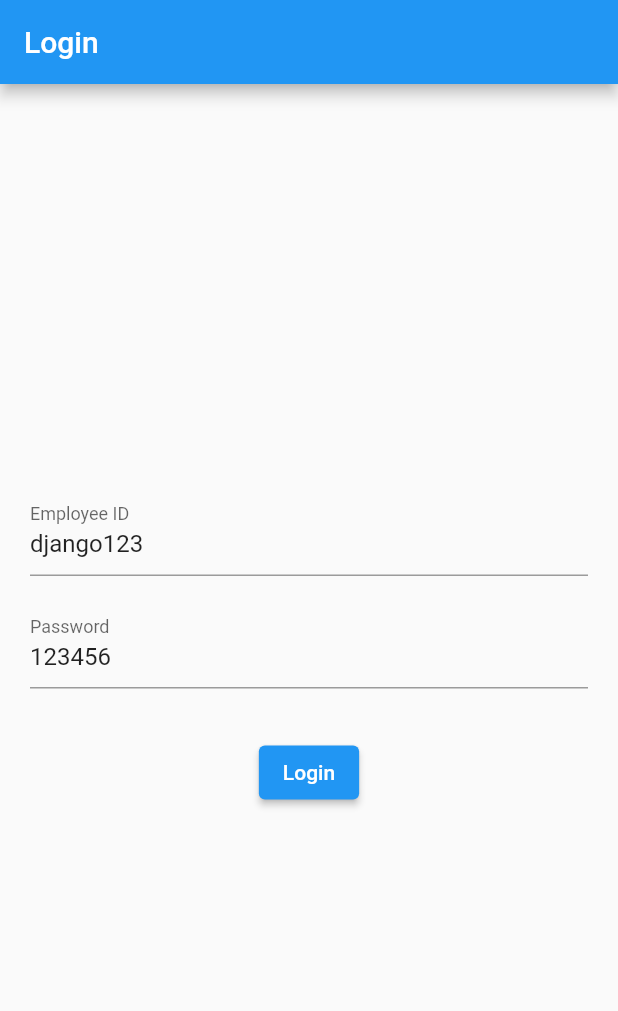
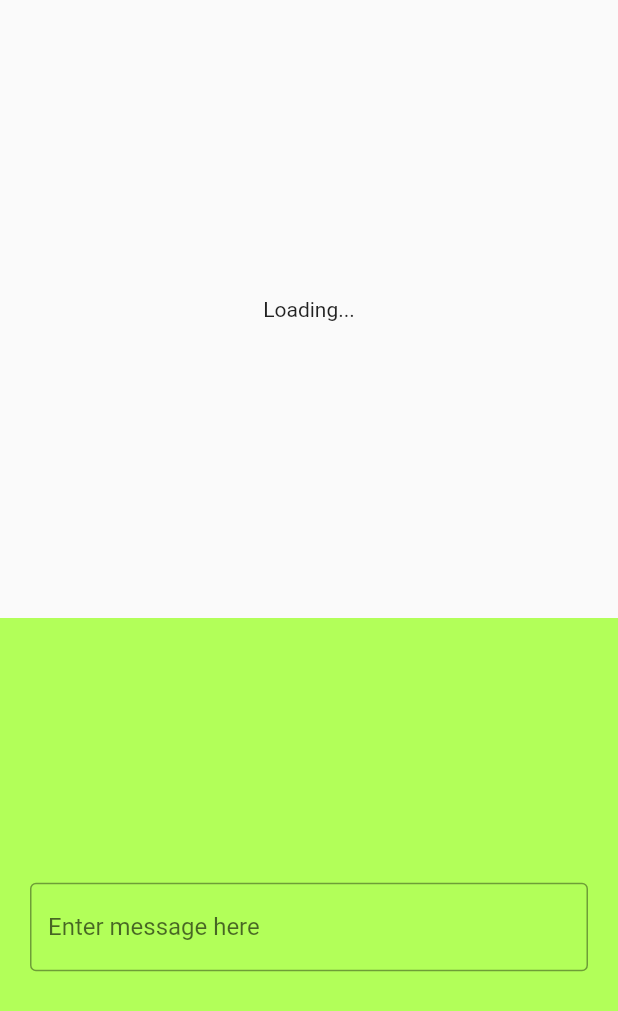
Before and after one commit to EHTarek/blogin, a Flutter app: the screen it shows after launch, on a phone screen of 412 x 824 dp. Shown: the top 1011 px of the screen. Run offline on Flutter 3.47's test engine with Material 2 defaults, Android fonts, the phone set to English and light mode, and no system bars; drawn by our look-alikes of loader_overlay; our stand-ins replace bloc, equatable, flutter_bloc, shared_preferences.

Commit message:
BlocBuilder used on message page

```diff
--- a/lib/bloc/home/home_bloc.dart
+++ b/lib/bloc/home/home_bloc.dart
@@ -10,6 +10,7 @@ part 'home_state.dart';
 class HomeBloc extends Bloc<HomeEvent, HomeState> {
   HomeBloc() : super(HomeInitial()) {
     on<HomeTextUpdate>((event, emit) {
+      emit(HomeInitial());
       emit(HomeUpdateDone(updateText: event.newText));
 
       print('Got from login page: ${event.newText}');
--- /dev/null
+++ b/lib/bloc/message/message_bloc.dart
@@ -0,0 +1,18 @@
+import 'dart:async';
+
+import 'package:bloc/bloc.dart';
+import 'package:equatable/equatable.dart';
+
+part 'message_event.dart';
+
+part 'message_state.dart';
+
+class MessageBloc extends Bloc<MessageEvent, MessageState> {
+  MessageBloc() : super(MessageInitial()) {
+    on<MessageUpdate>((event, emit) {
+      emit(MessageInitial());
+      print('Message Bloc: ${event.message}');
+      emit(MessageUpdateComplete(message: event.message));
+    });
+  }
+}
--- /dev/null
+++ b/lib/bloc/message/message_event.dart
@@ -0,0 +1,13 @@
+part of 'message_bloc.dart';
+
+abstract class MessageEvent extends Equatable {
+  const MessageEvent();
+}
+
+class MessageUpdate extends MessageEvent{
+  final String message;
+  const MessageUpdate({required this.message});
+
+  @override
+  List<Object?> get props => [];
+}
--- /dev/null
+++ b/lib/bloc/message/message_state.dart
@@ -0,0 +1,19 @@
+part of 'message_bloc.dart';
+
+abstract class MessageState extends Equatable {
+  const MessageState();
+}
+
+class MessageInitial extends MessageState {
+  @override
+  List<Object> get props => [];
+}
+
+class MessageUpdateComplete extends MessageState {
+  final String message;
+
+  const MessageUpdateComplete({required this.message});
+
+  @override
+  List<Object?> get props => [];
+}
--- a/lib/main.dart
+++ b/lib/main.dart
@@ -1,4 +1,5 @@
 import 'package:blogin/app_observer.dart';
+import 'package:blogin/bloc/message/message_bloc.dart';
 import 'package:blogin/navigation/route_generator.dart';
 import 'package:blogin/navigation/routes.dart';
 import 'package:flutter/material.dart';
@@ -27,13 +28,16 @@ class LoginApp extends StatelessWidget {
         BlocProvider<HomeBloc>(
           create: (context) => HomeBloc(),
         ),
+        BlocProvider<MessageBloc>(
+          create: (context) => MessageBloc(),
+        ),
       ],
       child: MaterialApp(
         title: 'Login App',
         theme: ThemeData(
           primarySwatch: Colors.blue,
         ),
-        initialRoute: Routes.kRoot,
+        initialRoute: Routes.kMessage,
         onGenerateRoute: RouteGenerator.generateRoute,
       ),
     );
--- a/lib/navigation/route_generator.dart
+++ b/lib/navigation/route_generator.dart
@@ -1,6 +1,7 @@
 import 'package:blogin/navigation/routes.dart';
 import 'package:blogin/pages/home_page.dart';
 import 'package:blogin/pages/login_page.dart';
+import 'package:blogin/pages/message_page.dart';
 import 'package:flutter/material.dart';
 
 class RouteGenerator {
@@ -20,6 +21,8 @@ class RouteGenerator {
 
       case Routes.kHome:
         return MaterialPageRoute(builder: (_) => const HomePage());
+      case Routes.kMessage:
+        return MaterialPageRoute(builder: (_) => const MessagePage());
 
       default:
         return _errorRoute();
--- a/lib/navigation/routes.dart
+++ b/lib/navigation/routes.dart
@@ -1,4 +1,5 @@
 class Routes{
   static const String kRoot = '/';
   static const String kHome = '/home';
+  static const String kMessage = '/message';
 }
--- a/lib/pages/login_page.dart
+++ b/lib/pages/login_page.dart
@@ -83,9 +83,9 @@ class LoginPageState extends State<LoginPage> {
                         final employeeId = _employeeIdController.text;
                         final password = _passwordController.text;
 
-                        context
-                            .read<HomeBloc>()
-                            .add(HomeTextUpdate(newText: employeeId));
+                        // context
+                        //     .read<HomeBloc>()
+                        //     .add(HomeTextUpdate(newText: employeeId));
 
                         context.read<LoginBloc>().add(LoginButtonPressed(
                               employeeId: employeeId,
--- /dev/null
+++ b/lib/pages/message_page.dart
@@ -0,0 +1,78 @@
+import 'package:flutter/material.dart';
+import 'package:flutter_bloc/flutter_bloc.dart';
+import '../bloc/message/message_bloc.dart';
+
+class MessagePage extends StatelessWidget {
+  const MessagePage({super.key});
+
+  @override
+  Widget build(BuildContext context) {
+    return Scaffold(
+      body: Column(
+        children: [
+          Expanded(
+            child: MessageTop(),
+          ),
+          Expanded(
+            child: MessageBottom(),
+          ),
+        ],
+      ),
+    );
+  }
+}
+
+class MessageTop extends StatelessWidget {
+  MessageTop({super.key});
+
+  @override
+  Widget build(BuildContext context) {
+    return BlocBuilder<MessageBloc, MessageState>(
+      builder: (context, messageState) {
+        if (messageState is MessageUpdateComplete) {
+          return Container(
+            padding: const EdgeInsets.symmetric(horizontal: 20),
+            color: Colors.greenAccent,
+            child: Center(
+              child: Text(messageState.message),
+            ),
+          );
+        }
+        return const Center(
+          child: Text('Loading...'),
+        );
+      },
+    );
+  }
+}
+
+class MessageBottom extends StatelessWidget {
+  TextEditingController messageEditingController = TextEditingController();
+
+  MessageBottom({super.key});
+
+  @override
+  Widget build(BuildContext context) {
+    return Container(
+      padding: const EdgeInsets.symmetric(horizontal: 20),
+      color: Colors.lightGreenAccent,
+      child: Center(
+        child: SizedBox(
+          width: double.maxFinite,
+          child: TextFormField(
+            controller: messageEditingController,
+            decoration: const InputDecoration(
+              border: OutlineInputBorder(),
+              hintText: 'Enter message here',
+            ),
+            onChanged: (value) {
+              context
+                  .read<MessageBloc>()
+                  .add(MessageUpdate(message: messageEditingController.text));
+            },
+          ),
+        ),
+      ),
+    );
+  }
+}
```
Also changed, not shown: lib/pages/home_page.dart (+27 -22 lines).
